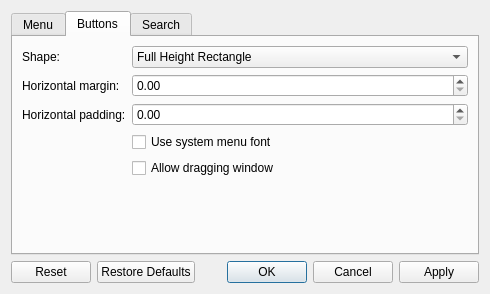
The window that kdecoration/config/ui/titlebarmenu.ui (paulmcauley/klassy) describes before a commit, drawn with Qt 5.
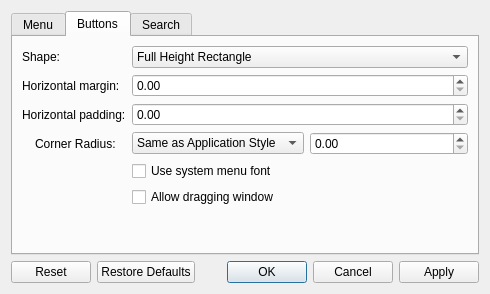
The same window after the commit. The open tabs and pages were chosen to show the change.

Commit message: Allow customizing corner radius of integrated menu buttons

The edit to the form file:
```diff
--- a/kdecoration/config/ui/titlebarmenu.ui
+++ b/kdecoration/config/ui/titlebarmenu.ui
@@ -261,21 +261,21 @@
        <item row="2" column="1">
         <widget class="QDoubleSpinBox" name="buttonHorizontalPadding"/>
        </item>
-       <item row="3" column="1">
+       <item row="4" column="1">
         <widget class="QCheckBox" name="buttonUseSystemMenuFont">
          <property name="text">
           <string>Use system menu font</string>
          </property>
         </widget>
        </item>
-       <item row="4" column="1">
+       <item row="5" column="1">
         <widget class="QCheckBox" name="buttonAllowDraggingWindow">
          <property name="text">
           <string>Allow dragging window</string>
          </property>
         </widget>
        </item>
-       <item row="5" column="1">
+       <item row="6" column="1">
         <spacer name="verticalSpacer">
          <property name="orientation">
           <enum>Qt::Orientation::Vertical</enum>
@@ -288,6 +288,57 @@
          </property>
         </spacer>
        </item>
+       <item row="3" column="1">
+        <layout class="QHBoxLayout" name="horizontalLayout">
+         <item>
+          <widget class="QComboBox" name="buttonCornerRadius">
+           <item>
+            <property name="text">
+             <string>Same as Application Style</string>
+            </property>
+           </item>
+           <item>
+            <property name="text">
+             <string>Same as Window Buttons</string>
+            </property>
+           </item>
+           <item>
+            <property name="text">
+             <string>Custom</string>
+            </property>
+           </item>
+          </widget>
+         </item>
+         <item>
+          <widget class="QDoubleSpinBox" name="buttonCustomCornerRadius">
+           <property name="singleStep">
+            <double>0.100000000000000</double>
+           </property>
+          </widget>
+         </item>
+        </layout>
+       </item>
+       <item row="3" column="0">
+        <layout class="QHBoxLayout" name="horizontalLayout_3">
+         <item>
+          <widget class="QLabel" name="buttonCornerRadiusIcon">
+           <property name="text">
+            <string/>
+           </property>
+          </widget>
+         </item>
+         <item>
+          <widget class="QLabel" name="buttonCornerRadiusLabel">
+           <property name="text">
+            <string>Corner Radius:</string>
+           </property>
+           <property name="buddy">
+            <cstring>buttonCornerRadius</cstring>
+           </property>
+          </widget>
+         </item>
+        </layout>
+       </item>
       </layout>
      </widget>
      <widget class="QWidget" name="tab_2">
```
Left out of the diff: 12 changed lines with no effect on the pictures. The commit also changes 4 other files.
